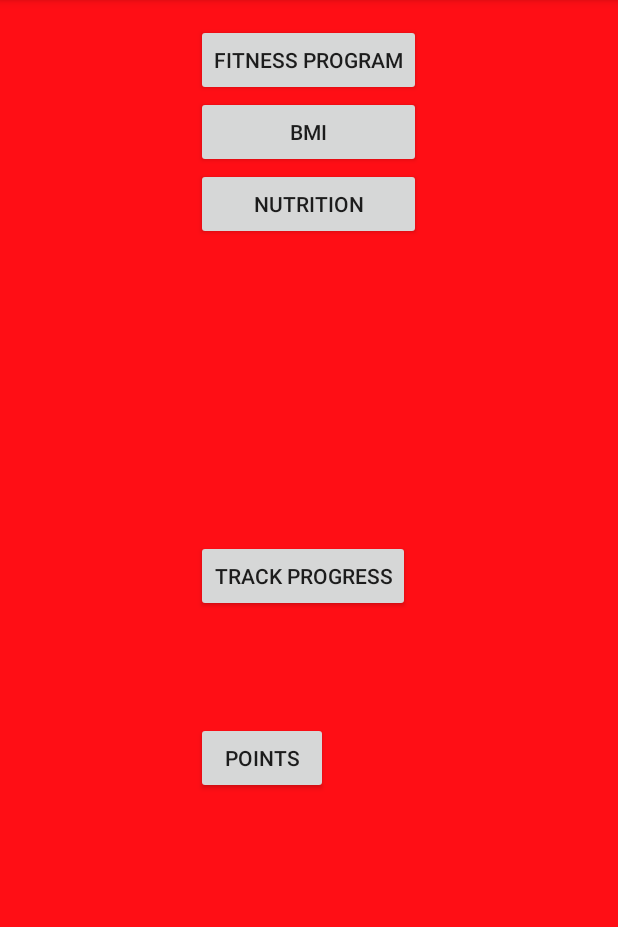
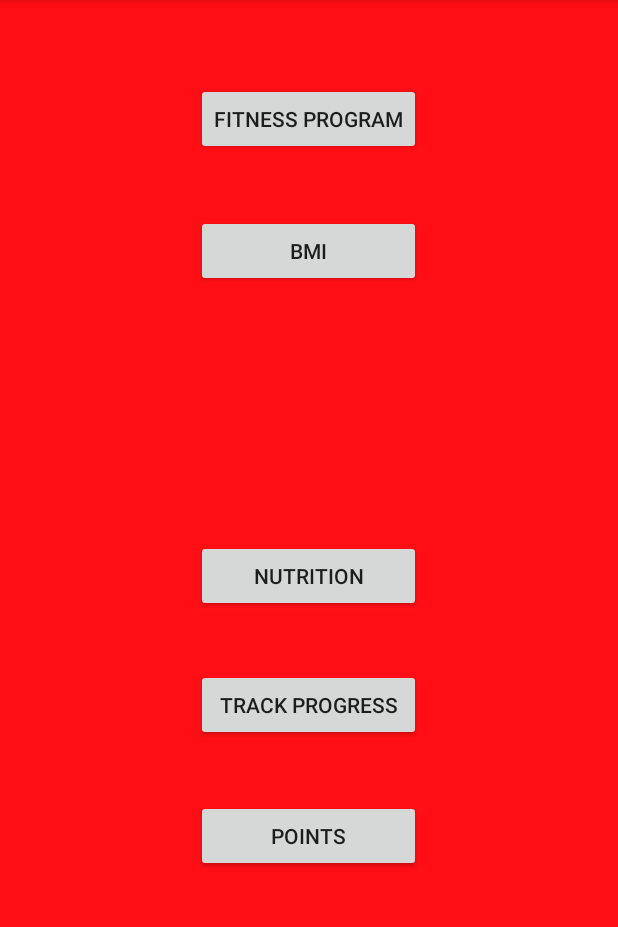
Before and after one commit to SCCapstone/FitLivin, an Android app: the screen it shows after launch (MainActivity), on a phone screen of 412 x 824 dp, the part 84-1011 px from its top. Run offline under Robolectric (Android 15) with nearby library versions, the phone set to English and light mode, and no system bars.

Commit message:
Lined up buttons

```diff
--- a/app/src/main/res/layout/fragment_main.xml
+++ b/app/src/main/res/layout/fragment_main.xml
@@ -11,38 +11,42 @@
         android:layout_height="wrap_content"
         android:text="Fitness Program"
         android:id="@+id/button"
+        android:clickable="true"
         android:layout_alignParentTop="true"
         android:layout_centerHorizontal="true"
-        android:clickable="true" />
+        android:layout_marginTop="39dp" />
 
     <Button
         android:layout_width="wrap_content"
         android:layout_height="wrap_content"
         android:text="BMI"
         android:id="@+id/button3"
+        android:clickable="true"
         android:layout_below="@+id/button"
-        android:layout_alignEnd="@+id/button"
         android:layout_alignStart="@+id/button"
-        android:clickable="true" />
+        android:layout_marginTop="40dp"
+        android:layout_alignEnd="@+id/button" />
 
     <Button
         android:layout_width="wrap_content"
         android:layout_height="wrap_content"
         android:text="Nutrition"
         android:id="@+id/button4"
-        android:layout_below="@+id/button3"
-        android:layout_alignEnd="@+id/button3"
+        android:clickable="true"
+        android:layout_centerVertical="true"
         android:layout_alignStart="@+id/button3"
-        android:clickable="true" />
+        android:layout_alignEnd="@+id/button" />
 
     <Button
         android:layout_width="wrap_content"
         android:layout_height="wrap_content"
         android:text="Track Progress"
         android:id="@+id/button5"
-        android:layout_centerVertical="true"
+        android:clickable="true"
+        android:layout_marginTop="38dp"
+        android:layout_below="@+id/button4"
         android:layout_alignStart="@+id/button4"
-        android:clickable="true" />
+        android:layout_alignEnd="@+id/button4" />
 
     <Button
         android:layout_width="wrap_content"
@@ -50,9 +54,10 @@
         android:text="Points"
         android:id="@+id/button6"
         android:clickable="true"
+        android:layout_marginTop="39dp"
         android:layout_below="@+id/button5"
         android:layout_alignStart="@+id/button5"
-        android:layout_marginTop="73dp" />
+        android:layout_alignEnd="@+id/button4" />
 
 
 </RelativeLayout>
```
